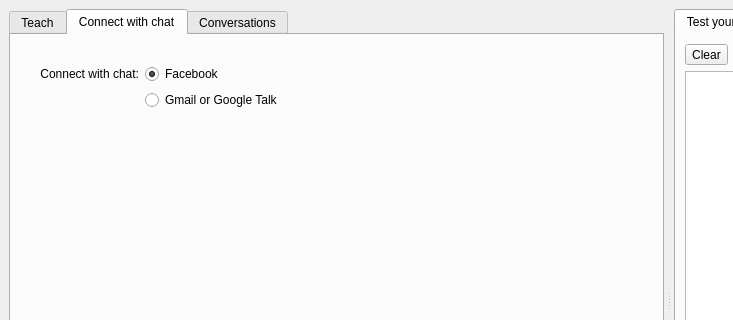
Above: src/main-project/front-end/mainwindow.ui from lvklabs/chatbot before the change; both pictures show x 0 to 733 and y 0 to 320 of the 1024 by 600 pixel window. Below: the same form after it.
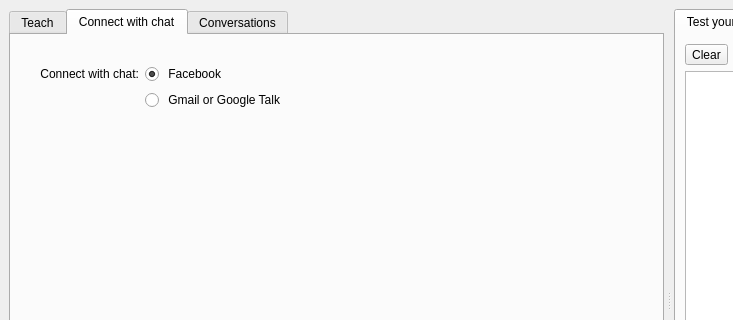
That is the form after the change. The open tabs and pages were chosen to show the change. Icons and pictures are not drawn. Custom widgets are drawn as their Qt base class.

Commit message: Added new icons more fancy. Added icons for fb and gmail. Localized new strings.

```diff
--- a/src/main-project/front-end/mainwindow.ui
+++ b/src/main-project/front-end/mainwindow.ui
@@ -249,7 +249,11 @@
            <item row="0" column="1">
             <widget class="QRadioButton" name="fbChatRadio">
              <property name="text">
-              <string>Facebook</string>
+              <string> Facebook</string>
+             </property>
+             <property name="icon">
+              <iconset resource="../resources.qrc">
+               <normaloff>:/icons/facebook_24x24.png</normaloff>:/icons/facebook_24x24.png</iconset>
              </property>
              <property name="checked">
               <bool>true</bool>
@@ -259,7 +263,11 @@
            <item row="1" column="1">
             <widget class="QRadioButton" name="gtalkChatRadio">
              <property name="text">
-              <string>Gmail or Google Talk</string>
+              <string> Gmail or Google Talk</string>
+             </property>
+             <property name="icon">
+              <iconset resource="../resources.qrc">
+               <normaloff>:/icons/gmail_24x24.png</normaloff>:/icons/gmail_24x24.png</iconset>
              </property>
             </widget>
            </item>
```
Left out of the diff: 2 changed lines with no effect on the pictures. The commit also changes 19 other files.
